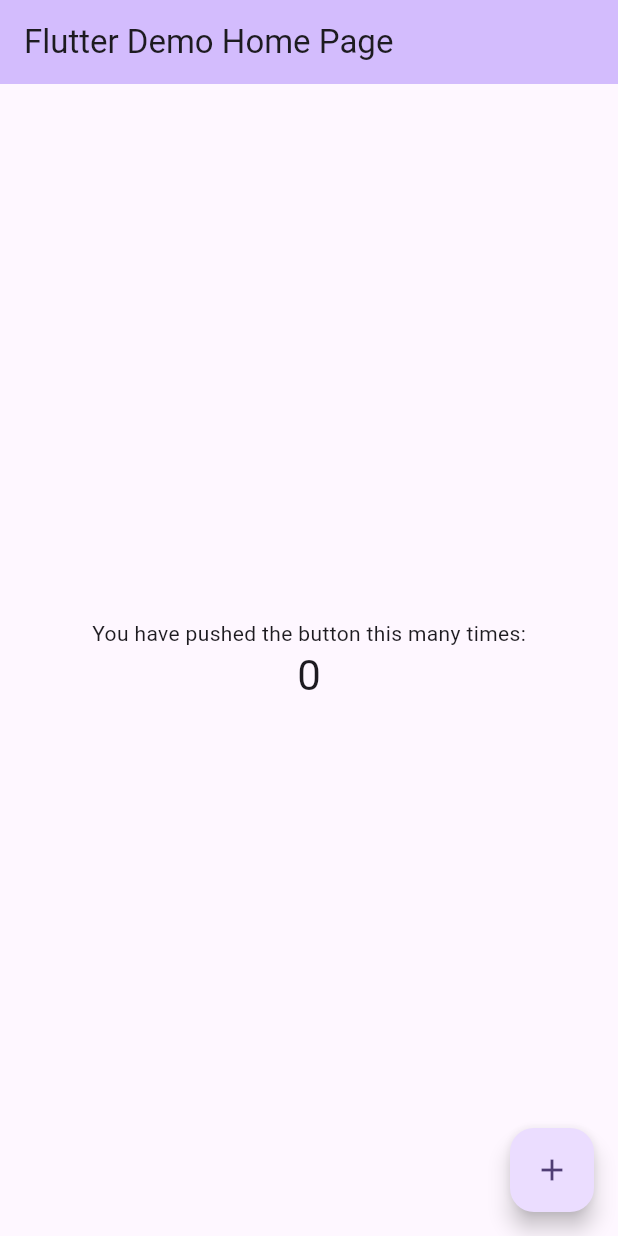
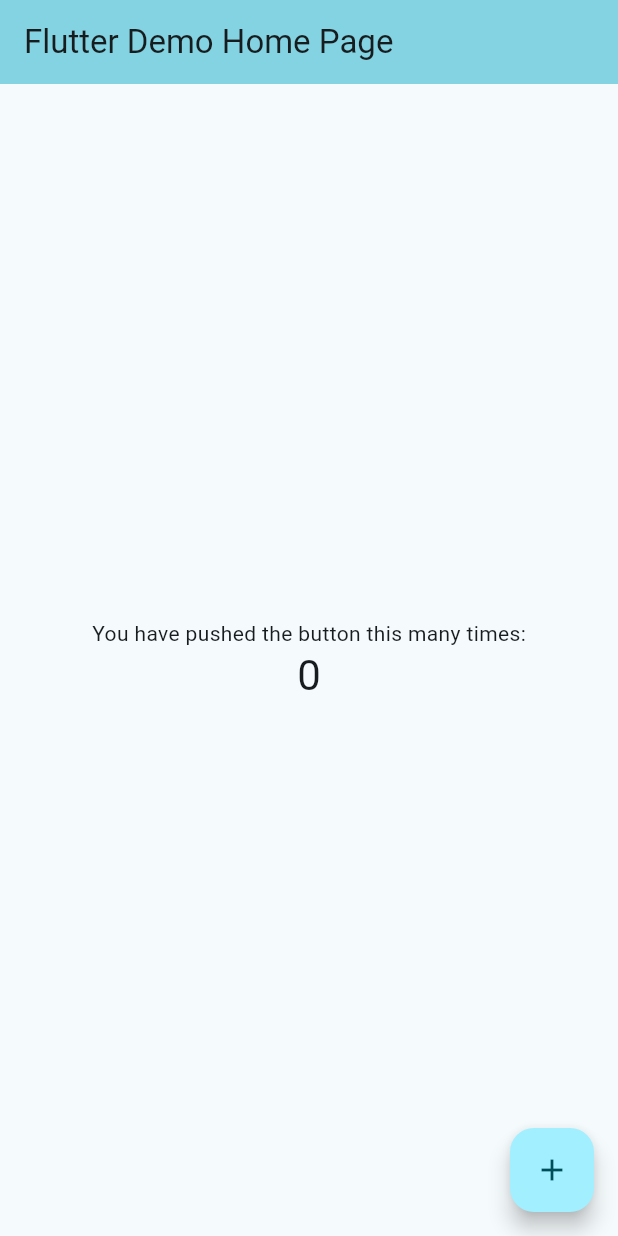
Before and after one commit to Jag360/Second_Flutter_App, a Flutter app: the screen it shows after launch, on a phone screen of 412 x 824 dp. Run offline on Flutter 3.47's test engine with Material 2 defaults, Android fonts, the phone set to English and light mode, and no system bars.

Commit message:
cyan color change

```diff
--- a/lib/main.dart
+++ b/lib/main.dart
@@ -13,22 +13,8 @@ class MyApp extends StatelessWidget {
     return MaterialApp(
       title: 'Flutter Demo',
       theme: ThemeData(
-        // This is the theme of your application.
-        //
-        // TRY THIS: Try running your application with "flutter run". You'll see
-        // the application has a blue toolbar. Then, without quitting the app,
-        // try changing the seedColor in the colorScheme below to Colors.green
-        // and then invoke "hot reload" (save your changes or press the "hot
-        // reload" button in a Flutter-supported IDE, or press "r" if you used
-        // the command line to start the app).
-        //
-        // Notice that the counter didn't reset back to zero; the application
-        // state is not lost during the reload. To reset the state, use hot
-        // restart instead.
-        //
-        // This works for code too, not just values: Most code changes can be
-        // tested with just a hot reload.
-        colorScheme: ColorScheme.fromSeed(seedColor: Colors.deepPurple),
+
+        colorScheme: ColorScheme.fromSeed(seedColor: Colors.cyan),
         useMaterial3: true,
       ),
       home: const MyHomePage(title: 'Flutter Demo Home Page'),
```
